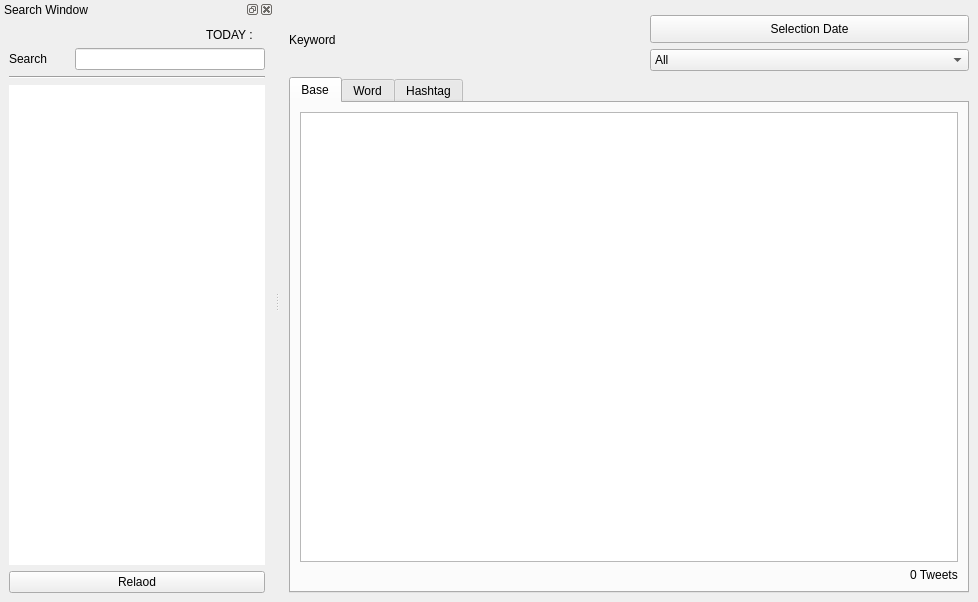
The window that ui_interface.ui (NorasetKMUTNB/tweepy) describes before a commit, drawn with Qt 5.
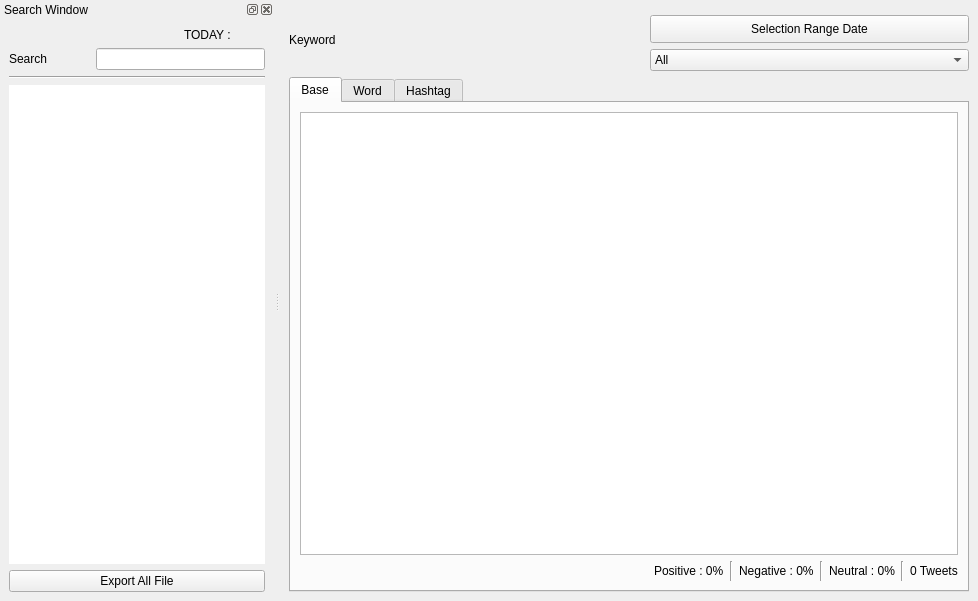
The same window after the commit. Icons and pictures are not drawn.

What changed in the file:
```diff
--- a/ui_interface.ui
+++ b/ui_interface.ui
@@ -7,7 +7,7 @@
     <x>0</x>
     <y>0</y>
     <width>978</width>
-    <height>602</height>
+    <height>601</height>
    </rect>
   </property>
   <property name="windowTitle">
@@ -34,7 +34,7 @@
        </size>
       </property>
       <property name="text">
-       <string>Selection Date</string>
+       <string>Selection Range Date</string>
       </property>
      </widget>
     </item>
@@ -48,20 +48,82 @@
         <string>Base</string>
        </attribute>
        <layout class="QGridLayout" name="gridLayout_2">
-        <item row="4" column="1" alignment="Qt::AlignRight">
-         <widget class="QLabel" name="status_base_label">
-          <property name="text">
-           <string>0 Tweets</string>
-          </property>
-         </widget>
+        <item row="4" column="1">
+         <layout class="QHBoxLayout" name="horizontalLayout">
+          <item>
+           <widget class="QLabel" name="positive_label">
+            <property name="text">
+             <string>Positive : 0%</string>
+            </property>
+           </widget>
+          </item>
+          <item>
+           <widget class="Line" name="line_3">
+            <property name="orientation">
+             <enum>Qt::Vertical</enum>
+            </property>
+           </widget>
+          </item>
+          <item>
+           <widget class="QLabel" name="negative_label">
+            <property name="text">
+             <string>Negative : 0%</string>
+            </property>
+           </widget>
+          </item>
+          <item>
+           <widget class="Line" name="line_4">
+            <property name="orientation">
+             <enum>Qt::Vertical</enum>
+            </property>
+           </widget>
+          </item>
+          <item>
+           <widget class="QLabel" name="neutal_label">
+            <property name="text">
+             <string>Neutral : 0%</string>
+            </property>
+           </widget>
+          </item>
+         </layout>
         </item>
-        <item row="3" column="0" colspan="2">
+        <item row="3" column="0" colspan="4">
          <widget class="QTableWidget" name="base_table">
           <property name="acceptDrops">
            <bool>true</bool>
           </property>
          </widget>
         </item>
+        <item row="4" column="3" alignment="Qt::AlignRight">
+         <widget class="QLabel" name="status_base_label">
+          <property name="text">
+           <string>0 Tweets</string>
+          </property>
+          <property name="margin">
+           <number>5</number>
+          </property>
+         </widget>
+        </item>
+        <item row="4" column="0">
+         <spacer name="horizontalSpacer">
+          <property name="orientation">
+           <enum>Qt::Horizontal</enum>
+          </property>
+          <property name="sizeHint" stdset="0">
+           <size>
+            <width>40</width>
+            <height>20</height>
+           </size>
+          </property>
+         </spacer>
+        </item>
+        <item row="4" column="2">
+         <widget class="Line" name="line_2">
+          <property name="orientation">
+           <enum>Qt::Vertical</enum>
+          </property>
+         </widget>
+        </item>
        </layout>
       </widget>
       <widget class="QWidget" name="word_tab">
@@ -139,28 +201,21 @@
    </attribute>
    <widget class="QWidget" name="dockWidgetContents">
     <layout class="QGridLayout" name="gridLayout">
-     <item row="0" column="3">
-      <widget class="QLabel" name="date_label">
-       <property name="text">
-        <string>TODAY : </string>
-       </property>
-      </widget>
-     </item>
-     <item row="1" column="0">
-      <widget class="QLabel" name="label_10">
-       <property name="text">
-        <string>Search</string>
-       </property>
-      </widget>
-     </item>
-     <item row="3" column="0" colspan="4">
+     <item row="3" column="0" colspan="3">
       <widget class="Line" name="line">
        <property name="orientation">
         <enum>Qt::Horizontal</enum>
        </property>
       </widget>
      </item>
-     <item row="4" column="0" colspan="4">
+     <item row="0" column="2">
+      <widget class="QLabel" name="date_label">
+       <property name="text">
+        <string>TODAY : </string>
+       </property>
+      </widget>
+     </item>
+     <item row="4" column="0" colspan="3">
       <widget class="QListWidget" name="SearchList">
        <property name="acceptDrops">
         <bool>false</bool>
@@ -176,13 +231,24 @@
        </property>
       </widget>
      </item>
-     <item row="1" column="1" colspan="3">
+     <item row="1" column="1" colspan="2">
       <widget class="QLineEdit" name="Search_LineEdit"/>
      </item>
-     <item row="5" column="0" colspan="4">
-      <widget class="QPushButton" name="reload_btn">
+     <item row="1" column="0">
+      <widget class="QLabel" name="label_10">
        <property name="text">
-        <string>Relaod</string>
+        <string>Search</string>
+       </property>
+      </widget>
+     </item>
+     <item row="5" column="0" colspan="3">
+      <widget class="QPushButton" name="all_ex_btn">
+       <property name="text">
+        <string>Export All File</string>
+       </property>
+       <property name="icon">
+        <iconset resource="resources.qrc">
+         <normaloff>:/icons/images/icons8-save-96.png</normaloff>:/icons/images/icons8-save-96.png</iconset>
        </property>
       </widget>
      </item>
```
Left out of the diff: 101 changed lines with no effect on the pictures.
